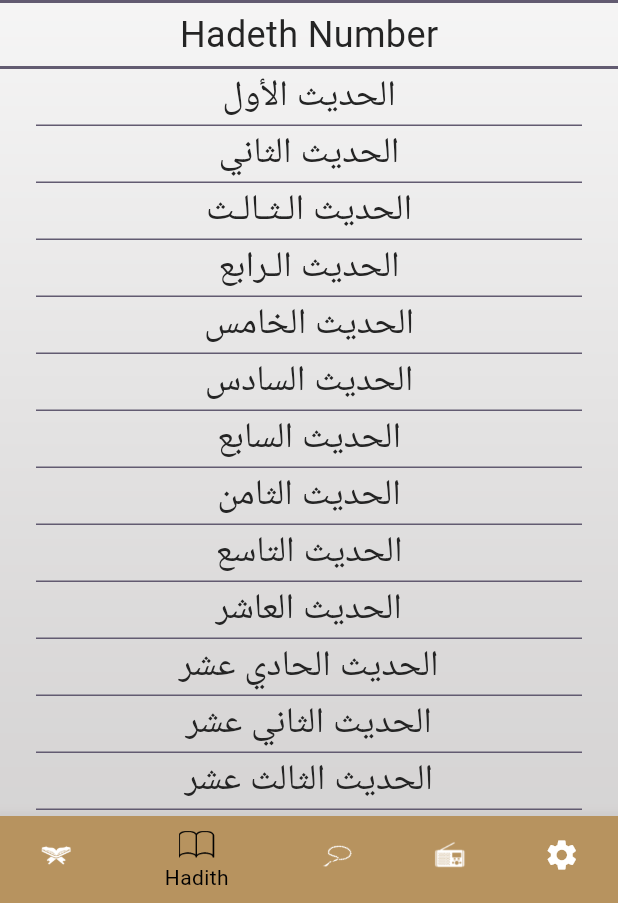
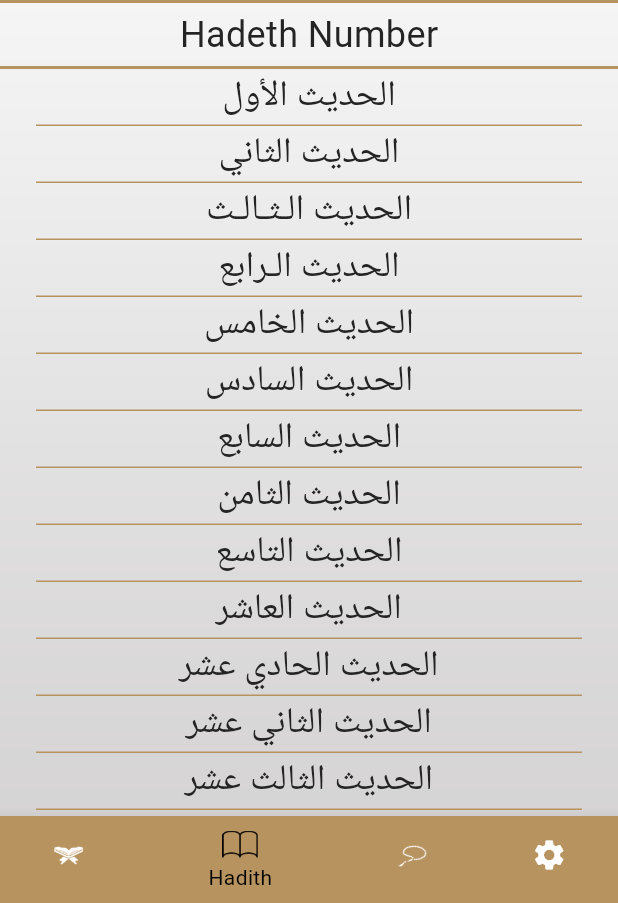
Before and after one commit to Jemmy265/islamy, a Flutter app: the screen it shows after launch, item 2 of the bottom bar chosen, on a phone screen of 412 x 824 dp, the part 333-1236 px from its top. Run offline on Flutter 3.47's test engine with Material 3 defaults, Android fonts, the phone set to English and light mode, and no system bars; our stand-ins replace shared_preferences; generated files the repository leaves out were written again.

Commit message:
+ For build Apk

```diff
--- a/lib/main.dart
+++ b/lib/main.dart
@@ -24,6 +24,7 @@ class MyApplication extends StatelessWidget {
   Widget build(BuildContext context) {
     var provider = Provider.of<SettingsProvider>(context);
     return MaterialApp(
+      debugShowCheckedModeBanner: false,
       initialRoute: SplashScreen.routeName,
       routes: {
         HomeScreen.routeName: (buildContext) => HomeScreen(),
--- a/lib/ui/Home/Hadeth/Hadeth_Tab.dart
+++ b/lib/ui/Home/Hadeth/Hadeth_Tab.dart
@@ -23,7 +23,7 @@ class _HadethTebState extends State<HadethTeb> {
         Container(
           width: double.infinity,
           height: 2,
-          color: Theme.of(context).accentColor,
+          color: Theme.of(context).hintColor,
           margin: EdgeInsets.only(bottom: 4),
         ),
         Text(
@@ -35,7 +35,7 @@ class _HadethTebState extends State<HadethTeb> {
         Container(
           width: double.infinity,
           height: 2,
-          color: Theme.of(context).accentColor,
+          color: Theme.of(context).hintColor,
           margin: EdgeInsets.only(top: 4),
         ),
         Expanded(
@@ -52,7 +52,7 @@ class _HadethTebState extends State<HadethTeb> {
                         itemCount: allHadethList.length,
                         separatorBuilder: (buildContext, index) {
                           return Container(
-                            color: Theme.of(context).accentColor,
+                            color: Theme.of(context).hintColor,
                             width: double.infinity,
                             height: 1,
                             margin: EdgeInsets.symmetric(horizontal: 24),
--- a/lib/ui/Home/Home_Screen.dart
+++ b/lib/ui/Home/Home_Screen.dart
@@ -3,7 +3,6 @@ import 'package:flutter_gen/gen_l10n/app_localizations.dart';
 import 'package:islamy/providers/settings_provider.dart';
 import 'package:islamy/ui/Home/Hadeth/Hadeth_Tab.dart';
 import 'package:islamy/ui/Home/Quran/Quran_Tab.dart';
-import 'package:islamy/ui/Home/Radio/Radio_Tab.dart';
 import 'package:islamy/ui/Home/Settings/SettingsTab.dart';
 import 'package:islamy/ui/Home/Tasbeh/Tasbeh_Tab.dart';
 import 'package:provider/provider.dart';
@@ -52,10 +51,10 @@ class _HomeScreenState extends State<HomeScreen> {
                   backgroundColor: Theme.of(context).primaryColor,
                   icon: ImageIcon(AssetImage("assets/images/icon_sebha.png")),
                   label: AppLocalizations.of(context)!.tasbeh),
-              BottomNavigationBarItem(
-                  backgroundColor: Theme.of(context).primaryColor,
-                  icon: ImageIcon(AssetImage("assets/images/icon_radio.png")),
-                  label: AppLocalizations.of(context)!.radio),
+              // BottomNavigationBarItem(
+              //     backgroundColor: Theme.of(context).primaryColor,
+              //     icon: ImageIcon(AssetImage("assets/images/icon_radio.png")),
+              //     label: AppLocalizations.of(context)!.radio),
               BottomNavigationBarItem(
                   backgroundColor: Theme.of(context).primaryColor,
                   icon: Icon(Icons.settings),
@@ -70,7 +69,6 @@ class _HomeScreenState extends State<HomeScreen> {
     QuranTeb(),
     HadethTeb(),
     TasbehTeb(),
-    RadioTeb(),
     settingstab(),
   ];
 }
--- a/lib/ui/Home/Quran/Quran_Tab.dart
+++ b/lib/ui/Home/Quran/Quran_Tab.dart
@@ -130,7 +130,7 @@ class QuranTeb extends StatelessWidget {
         Container(
           width: double.infinity,
           height: 2,
-          color: Theme.of(context).accentColor,
+          color: Theme.of(context).hintColor,
           margin: EdgeInsets.only(bottom: 4),
         ),
         Text(
@@ -140,7 +140,7 @@ class QuranTeb extends StatelessWidget {
         Container(
           width: double.infinity,
           height: 2,
-          color: Theme.of(context).accentColor,
+          color: Theme.of(context).hintColor,
           margin: EdgeInsets.only(top: 4),
         ),
         Expanded(
@@ -155,7 +155,7 @@ class QuranTeb extends StatelessWidget {
               itemCount: names.length,
               separatorBuilder: (buildContext, index) {
                 return Container(
-                  color: Theme.of(context).accentColor,
+                  color: Theme.of(context).hintColor,
                   width: double.infinity,
                   height: 1,
                   margin: EdgeInsets.symmetric(horizontal: 24),
--- a/lib/ui/Home/Settings/Language_Bottom_Sheet.dart
+++ b/lib/ui/Home/Settings/Language_Bottom_Sheet.dart
@@ -40,11 +40,11 @@ class LanguageBottomSheet extends StatelessWidget {
           style: Theme.of(context)
               .textTheme
               .bodyMedium
-              ?.copyWith(color: Theme.of(context).accentColor),
+              ?.copyWith(color: Theme.of(context).hintColor),
         ),
         Icon(
           Icons.check,
-          color: Theme.of(context).accentColor,
+          color: Theme.of(context).hintColor,
         )
       ],
     );
--- a/lib/ui/Home/Settings/SettingsTab.dart
+++ b/lib/ui/Home/Settings/SettingsTab.dart
@@ -30,7 +30,7 @@ class settingstab extends StatelessWidget {
                   color: Theme.of(context).cardColor,
                   borderRadius: BorderRadius.circular(12),
                   border: Border.all(
-                    color: Theme.of(context).accentColor,
+                    color: Theme.of(context).hintColor,
                     width: 1,
                   )),
               child: Text(
@@ -61,7 +61,7 @@ class settingstab extends StatelessWidget {
                     color: Theme.of(context).cardColor,
                     borderRadius: BorderRadius.circular(12),
                     border: Border.all(
-                      color: Theme.of(context).accentColor,
+                      color: Theme.of(context).hintColor,
                       width: 1,
                     )),
                 child: Text(
--- a/lib/ui/Home/Settings/theme_Bottom_Sheet.dart
+++ b/lib/ui/Home/Settings/theme_Bottom_Sheet.dart
@@ -45,11 +45,11 @@ class ThemeBottomSheet extends StatelessWidget {
           style: Theme.of(context)
               .textTheme
               .bodyMedium
-              ?.copyWith(color: Theme.of(context).accentColor),
+              ?.copyWith(color: Theme.of(context).hintColor),
         ),
         Icon(
           Icons.check,
-          color: Theme.of(context).accentColor,
+          color: Theme.of(context).hintColor,
         )
       ],
     );
--- a/lib/ui/My_theme_data.dart
+++ b/lib/ui/My_theme_data.dart
@@ -16,7 +16,7 @@ class Mythemedata {
           const ProgressIndicatorThemeData(color: lightPrimaryColor),
       cardColor: Colors.white,
       primaryColor: lightPrimaryColor,
-      accentColor: lightPrimaryColor,
+      hintColor: lightPrimaryColor,
       scaffoldBackgroundColor: Colors.transparent,
       appBarTheme: const AppBarTheme(
           backgroundColor: Colors.transparent,
@@ -68,7 +68,7 @@ class Mythemedata {
           const ProgressIndicatorThemeData(color: darkAccentColor),
       cardColor: darkPrimaryColor,
       primaryColor: darkPrimaryColor,
-      accentColor: darkAccentColor,
+      hintColor: darkAccentColor,
       scaffoldBackgroundColor: Colors.transparent,
       appBarTheme: const AppBarTheme(
           backgroundColor: Colors.transparent,
--- a/lib/ui/Sura_details/sura_details.dart
+++ b/lib/ui/Sura_details/sura_details.dart
@@ -53,8 +53,8 @@ class _SuraDetailsScreenState extends State<SuraDetailsScreen> {
                       itemCount: chaptercontent.length,
                       separatorBuilder: (buildContext, index) {
                         return Container(
-                          color: Theme.of(context).accentColor,
-                          width: double.infinity,
+                                color: Theme.of(context).hintColor,
+                                width: double.infinity,
                           height: 1,
                           margin: EdgeInsets.symmetric(
                               horizontal: 64, vertical: 12),
```
Also changed, not shown: pubspec.lock.
